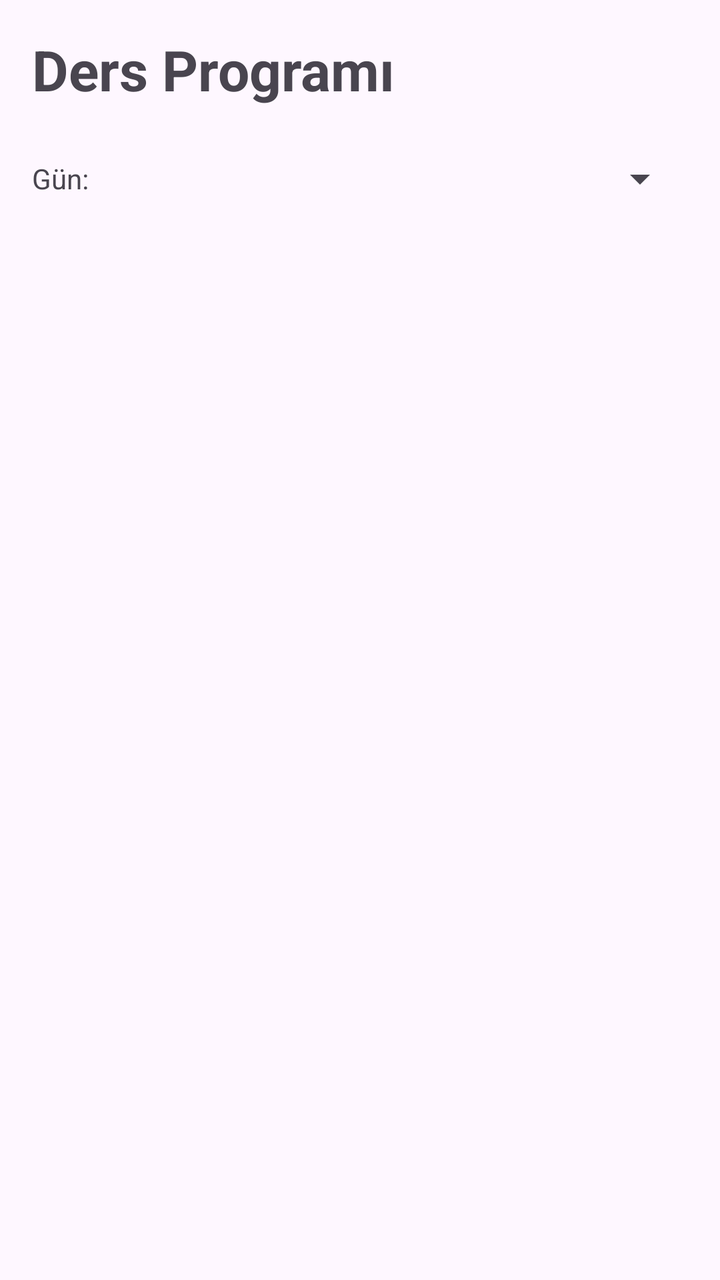
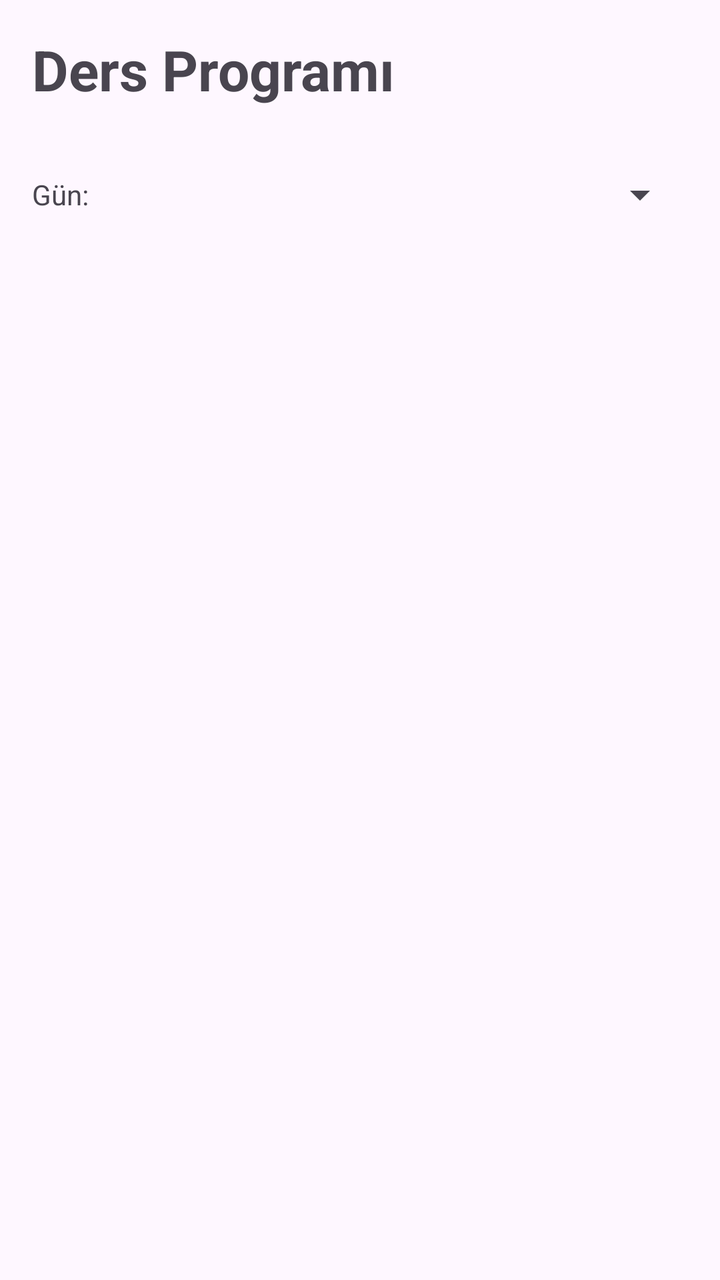

Two renders of the same Android screen: before a commit and after it. Below are the layout's source before the change and the commit's diff.
<!-- AndroidManifest.xml: application theme Theme.DersKazanimi -->
<!-- res/layout/fragment_schedule.xml -->
<?xml version="1.0" encoding="utf-8"?>
<LinearLayout xmlns:android="http://schemas.android.com/apk/res/android"
    android:layout_width="match_parent"
    android:layout_height="match_parent"
    android:orientation="vertical"
    android:padding="16dp">

    <TextView
        android:layout_width="wrap_content"
        android:layout_height="wrap_content"
        android:text="Ders Programı"
        android:textSize="28sp"
        android:textStyle="bold"
        android:layout_marginBottom="16dp" />

    <LinearLayout
        android:layout_width="match_parent"
        android:layout_height="wrap_content"
        android:orientation="horizontal"
        android:layout_marginBottom="16dp"
        android:gravity="center_vertical">

        <TextView
            android:layout_width="wrap_content"
            android:layout_height="wrap_content"
            android:text="Gün:"
            android:textSize="14sp"
            android:layout_marginEnd="12dp" />

        <Spinner
            android:id="@+id/daySpinner"
            android:layout_width="match_parent"
            android:layout_height="40dp" />

    </LinearLayout>

    <androidx.recyclerview.widget.RecyclerView
        android:id="@+id/scheduleRecyclerView"
        android:layout_width="match_parent"
        android:layout_height="match_parent" />

</LinearLayout>
<!-- resources referenced by this layout -->
<resources>
  <style name="Theme.DersKazanimi" parent="Theme.Material3.DayNight">
          
          <item name="colorPrimary">@color/purple_500</item>
          <item name="colorPrimaryContainer">@color/purple_700</item>
          <item name="colorSecondary">@color/teal_200</item>
          <item name="colorSecondaryContainer">@color/teal_700</item>
          <item name="colorError">@color/red_500</item>
          
      </style>
  <color name="purple_500">#FF6200EE</color>
  <color name="purple_700">#FF3700B3</color>
  <color name="teal_200">#FF03DAC5</color>
  <color name="teal_700">#FF018786</color>
  <color name="red_500">#FFDC3545</color>
</resources>

<!-- the commit's change to res/layout/fragment_schedule.xml (unified diff, before → after) -->
@@ -12,6 +12,13 @@
         android:textSize="28sp"
         android:textStyle="bold"
         android:layout_marginBottom="16dp" />
+
+    <androidx.recyclerview.widget.RecyclerView
+        android:id="@+id/dutyDatesRecyclerView"
+        android:layout_width="match_parent"
+        android:layout_height="wrap_content"
+        android:layout_marginBottom="8dp"
+        android:nestedScrollingEnabled="false" />
 
     <LinearLayout
         android:layout_width="match_parent"
